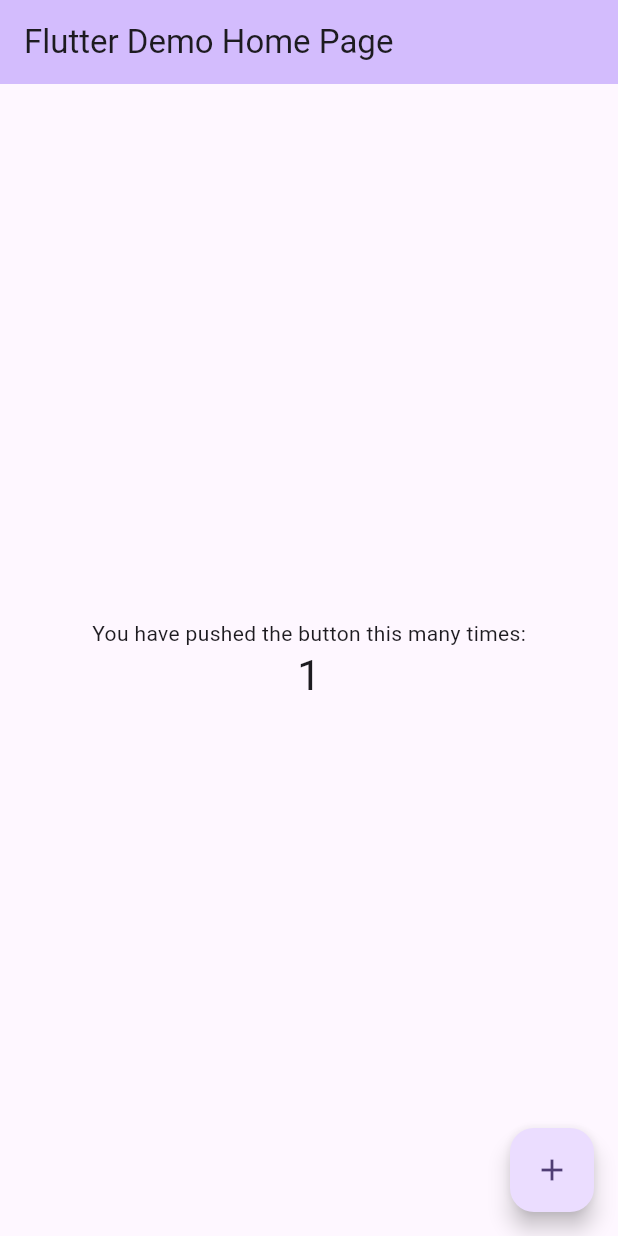
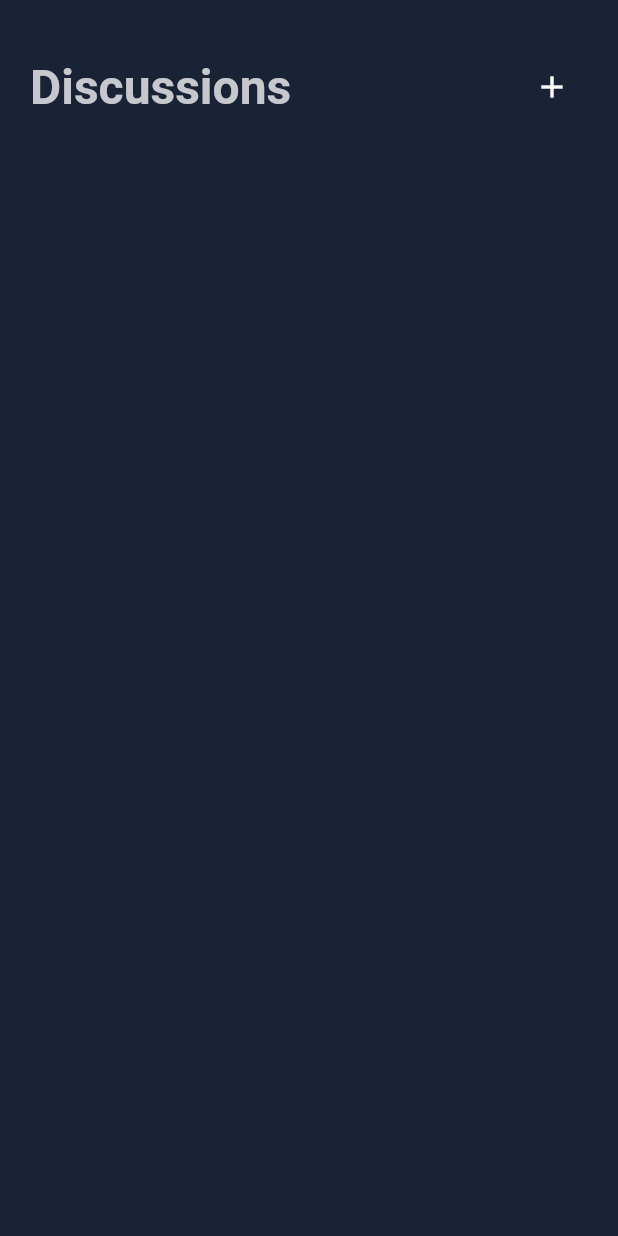
Before and after one commit to isyll/chat_app, a Flutter app: the screen it shows after launch, after a tap on the "add" icon, on a phone screen of 412 x 824 dp. Run offline on Flutter 3.47's test engine with Material 3 defaults, Android fonts, the phone set to English and light mode, and no system bars; Roboto replaces fonts that are missing (Poppins).

Commit message:
feat: create base components

```diff
--- /dev/null
+++ b/app/devtools_options.yaml
@@ -0,0 +1 @@
+extensions:
--- /dev/null
+++ b/app/lib/config/constants.dart
@@ -0,0 +1,4 @@
+class Constants {
+  static const apiUrl = 'http://127.0.0.1:8000';
+  static const appName = 'Chat app';
+}
--- a/app/lib/main.dart
+++ b/app/lib/main.dart
@@ -1,125 +1,66 @@
+import 'package:chat_app/config/constants.dart';
+import 'package:chat_app/screens/discussion_list_screen.dart';
+import 'package:chat_app/screens/loader_screen.dart';
+import 'package:chat_app/screens/login_screen.dart';
+import 'package:chat_app/services/auth_service.dart';
+import 'package:chat_app/theme/app_theme.dart';
 import 'package:flutter/material.dart';
 
 void main() {
-  runApp(const MyApp());
+  runApp(const App());
 }
 
-class MyApp extends StatelessWidget {
-  const MyApp({super.key});
+class App extends StatelessWidget {
+  const App({super.key});
 
-  // This widget is the root of your application.
   @override
   Widget build(BuildContext context) {
     return MaterialApp(
-      title: 'Flutter Demo',
-      theme: ThemeData(
-        // This is the theme of your application.
-        //
-        // TRY THIS: Try running your application with "flutter run". You'll see
-        // the application has a purple toolbar. Then, without quitting the app,
-        // try changing the seedColor in the colorScheme below to Colors.green
-        // and then invoke "hot reload" (save your changes or press the "hot
-        // reload" button in a Flutter-supported IDE, or press "r" if you used
-        // the command line to start the app).
-        //
-        // Notice that the counter didn't reset back to zero; the application
-        // state is not lost during the reload. To reset the state, use hot
-        // restart instead.
-        //
-        // This works for code too, not just values: Most code changes can be
-        // tested with just a hot reload.
-        colorScheme: ColorScheme.fromSeed(seedColor: Colors.deepPurple),
-        useMaterial3: true,
-      ),
-      home: const MyHomePage(title: 'Flutter Demo Home Page'),
+      title: Constants.appName,
+      theme: AppTheme.darkTheme,
+      darkTheme: AppTheme.darkTheme,
+      home: const AuthScreenSwitcher(),
     );
   }
 }
 
-class MyHomePage extends StatefulWidget {
-  const MyHomePage({super.key, required this.title});
-
-  // This widget is the home page of your application. It is stateful, meaning
-  // that it has a State object (defined below) that contains fields that affect
-  // how it looks.
-
-  // This class is the configuration for the state. It holds the values (in this
-  // case the title) provided by the parent (in this case the App widget) and
-  // used by the build method of the State. Fields in a Widget subclass are
-  // always marked "final".
-
-  final String title;
+class AuthScreenSwitcher extends StatefulWidget {
+  const AuthScreenSwitcher({super.key});
 
   @override
-  State<MyHomePage> createState() => _MyHomePageState();
+  State<AuthScreenSwitcher> createState() => _AuthScreenSwitcher();
 }
 
-class _MyHomePageState extends State<MyHomePage> {
-  int _counter = 0;
+class _AuthScreenSwitcher extends State<AuthScreenSwitcher> {
+  bool _isLoggedIn = false;
+  bool _isLoading = false;
 
-  void _incrementCounter() {
+  Future<void> checkIfUserLoggedIn() async {
     setState(() {
-      // This call to setState tells the Flutter framework that something has
-      // changed in this State, which causes it to rerun the build method below
-      // so that the display can reflect the updated values. If we changed
-      // _counter without calling setState(), then the build method would not be
-      // called again, and so nothing would appear to happen.
-      _counter++;
+      _isLoggedIn = false;
+      _isLoading = true;
+    });
+    final bool res = await AuthService.isUserAuthenticated();
+    setState(() {
+      _isLoggedIn = res;
+      _isLoading = false;
     });
   }
 
   @override
+  void initState() {
+    super.initState();
+    checkIfUserLoggedIn();
+  }
+
+  @override
   Widget build(BuildContext context) {
-    // This method is rerun every time setState is called, for instance as done
-    // by the _incrementCounter method above.
-    //
-    // The Flutter framework has been optimized to make rerunning build methods
-    // fast, so that you can just rebuild anything that needs updating rather
-    // than having to individually change instances of widgets.
-    return Scaffold(
-      appBar: AppBar(
-        // TRY THIS: Try changing the color here to a specific color (to
-        // Colors.amber, perhaps?) and trigger a hot reload to see the AppBar
-        // change color while the other colors stay the same.
-        backgroundColor: Theme.of(context).colorScheme.inversePrimary,
-        // Here we take the value from the MyHomePage object that was created by
-        // the App.build method, and use it to set our appbar title.
-        title: Text(widget.title),
-      ),
-      body: Center(
-        // Center is a layout widget. It takes a single child and positions it
-        // in the middle of the parent.
-        child: Column(
-          // Column is also a layout widget. It takes a list of children and
-          // arranges them vertically. By default, it sizes itself to fit its
-          // children horizontally, and tries to be as tall as its parent.
-          //
-          // Column has various properties to control how it sizes itself and
-          // how it positions its children. Here we use mainAxisAlignment to
-          // center the children vertically; the main axis here is the vertical
-          // axis because Columns are vertical (the cross axis would be
-          // horizontal).
-          //
-          // TRY THIS: Invoke "debug painting" (choose the "Toggle Debug Paint"
-          // action in the IDE, or press "p" in the console), to see the
-          // wireframe for each widget.
-          mainAxisAlignment: MainAxisAlignment.center,
-          children: <Widget>[
-            const Text(
-              'You have pushed the button this many times:',
-            ),
-            Text(
-              '$_counter',
-              style: Theme.of(context).textTheme.headlineMedium,
-            ),
-          ],
-        ),
-      ),
-      floatingActionButton: FloatingActionButton(
-        onPressed: _incrementCounter,
-        tooltip: 'Increment',
-        child: const Icon(Icons.add),
-      ), // This trailing comma makes auto-formatting nicer for build methods.
-    );
+    if (_isLoading) {
+      return const LoaderScreen();
+    } else if (_isLoggedIn) {
+      return const DiscussionListScreen();
+    }
+
+    return const LoginScreen();
   }
 }
--- /dev/null
+++ b/app/lib/screens/discussion_list_screen.dart
@@ -0,0 +1,36 @@
+import 'package:flutter/material.dart';
+
+class DiscussionListScreen extends StatelessWidget {
+  const DiscussionListScreen({super.key});
+
+  @override
+  Widget build(BuildContext context) {
+    const title = 'Discussions';
+
+    return Scaffold(
+      backgroundColor: Theme.of(context).colorScheme.background,
+      body: Padding(
+          padding: const EdgeInsets.symmetric(horizontal: 20.0, vertical: 34.0),
+          child: Column(
+            children: [
+              Row(
+                mainAxisAlignment: MainAxisAlignment.spaceBetween,
+                children: [
+                  Text(title, style: Theme.of(context).textTheme.headlineLarge),
+                  IconButton(onPressed: () {}, icon: const Icon(Icons.add))
+                ],
+              )
+            ],
+          )),
+    );
+  }
+}
+
+class _FindDiscussion extends StatelessWidget {
+  const _FindDiscussion({super.key});
+
+  @override
+  Widget build(BuildContext context) {
+    return const Placeholder();
+  }
+}
--- /dev/null
+++ b/app/lib/screens/loader_screen.dart
@@ -0,0 +1,20 @@
+import 'package:flutter/material.dart';
+
+class LoaderScreen extends StatelessWidget {
+  const LoaderScreen({super.key});
+
+  @override
+  Widget build(BuildContext context) {
+    return const Scaffold(
+        body: Center(
+            child: Column(
+      mainAxisAlignment: MainAxisAlignment.center,
+      children: [
+        Text(
+          'Chargement...',
+          style: TextStyle(fontSize: 32),
+        )
+      ],
+    )));
+  }
+}
--- /dev/null
+++ b/app/lib/services/auth_service.dart
@@ -0,0 +1,7 @@
+class AuthService {
+  static Future<bool> isUserAuthenticated() async {
+    // fake auth verification
+    await Future.delayed(const Duration(seconds: 5), () => null);
+    return true;
+  }
+}
--- /dev/null
+++ b/app/lib/theme/app_theme.dart
@@ -0,0 +1,26 @@
+import 'package:chat_app/theme/custom/text_theme.dart';
+import 'package:flutter/material.dart';
+
+class AppTheme {
+  static final darkTheme = ThemeData(
+      useMaterial3: true,
+      brightness: Brightness.dark,
+      fontFamily: 'Poppins',
+      colorScheme: const ColorScheme.dark(
+          onBackground: Color(0xffc6c8cd),
+          background: Color(0xff1a2236),
+          primary: Color(0xff0a80ff),
+          secondary: Color(0xffc6c8cd)),
+      textTheme: AppTextTheme.dark);
+
+  static final lightTheme = ThemeData(
+      useMaterial3: true,
+      brightness: Brightness.light,
+      fontFamily: 'Poppins',
+      colorScheme: const ColorScheme.light(
+          onBackground: Color(0xff212529),
+          background: Colors.white,
+          primary: Color(0xff0a80ff),
+          secondary: Color(0xff212529)),
+      textTheme: AppTextTheme.light);
+}
--- /dev/null
+++ b/app/lib/theme/custom/text_theme.dart
@@ -0,0 +1,34 @@
+import 'package:flutter/material.dart';
+
+class AppTextTheme {
+  static const darkTextColor = Color(0xffc6c8cd);
+  static const lightTextColor = Color(0xff212529);
+
+  static final dark = TextTheme(
+      headlineLarge: const TextStyle().copyWith(
+          fontSize: 32.0, fontWeight: FontWeight.bold, color: darkTextColor),
+      headlineMedium: const TextStyle().copyWith(
+          fontSize: 24.0, fontWeight: FontWeight.w600, color: darkTextColor),
+      headlineSmall: const TextStyle().copyWith(
+          fontSize: 18.0, fontWeight: FontWeight.w600, color: darkTextColor),
+      titleLarge: const TextStyle().copyWith(
+          fontSize: 16.0, fontWeight: FontWeight.w600, color: darkTextColor),
+      titleMedium: const TextStyle().copyWith(
+          fontSize: 16.0, fontWeight: FontWeight.w500, color: darkTextColor),
+      titleSmall: const TextStyle().copyWith(
+          fontSize: 16.0, fontWeight: FontWeight.w400, color: darkTextColor),
+      bodyLarge: const TextStyle().copyWith(
+          fontSize: 14.0, fontWeight: FontWeight.w500, color: darkTextColor),
+      bodyMedium: const TextStyle().copyWith(
+          fontSize: 14.0, fontWeight: FontWeight.normal, color: darkTextColor),
+      bodySmall: const TextStyle().copyWith(
+          fontSize: 14.0, fontWeight: FontWeight.w500, color: darkTextColor),
+      labelLarge: const TextStyle().copyWith(
+          fontSize: 12.0, fontWeight: FontWeight.normal, color: darkTextColor),
+      labelMedium: const TextStyle().copyWith(
+          fontSize: 12.0, fontWeight: FontWeight.normal, color: darkTextColor),
+      labelSmall: const TextStyle().copyWith(
+          fontSize: 12.0, fontWeight: FontWeight.normal, color: darkTextColor));
+
+  static final light = dark;
+}
--- a/app/pubspec.yaml
+++ b/app/pubspec.yaml
@@ -35,6 +35,7 @@ dependencies:
   # The following adds the Cupertino Icons font to your application.
   # Use with the CupertinoIcons class for iOS style icons.
   cupertino_icons: ^1.0.6
+  provider: ^6.1.2
 
 dev_dependencies:
   flutter_test:
```
Also changed, not shown: app/lib/models/attachment.dart (+27 -0 lines), app/lib/models/message.dart (+10 -0 lines), app/lib/models/user.dart (added, +8 -0 lines), app/lib/screens/login_screen.dart (added, +20 -0 lines), app/lib/services/api_service.dart (added, +8 -0 lines), app/lib/services/chat_service.dart (added), app/lib/widgets/ChatItem.dart (added), app/pubspec.lock, 2 other files.
